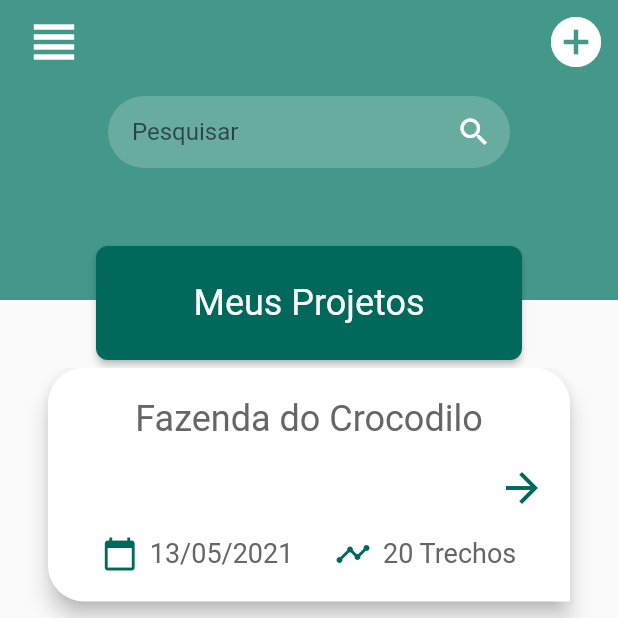
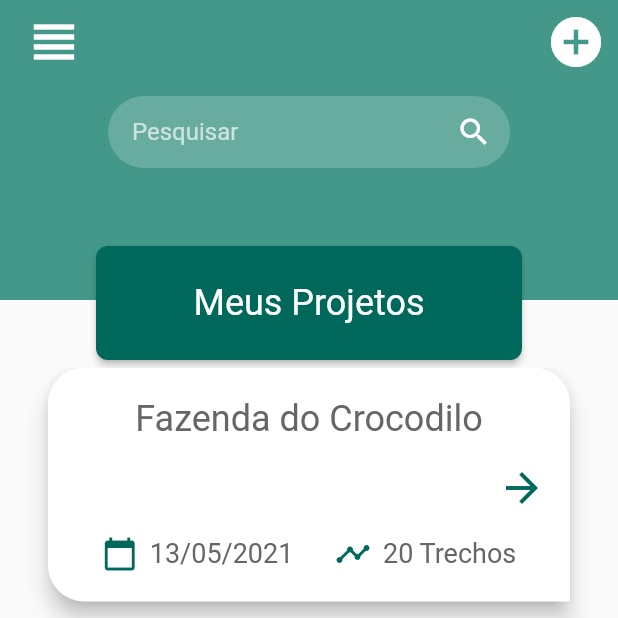
Before and after one commit to TheuFerreira/Flutter-Barraginha, a Flutter app: the screen it shows after launch, on a phone screen of 412 x 824 dp, the top half of it. Run offline on Flutter 3.47's test engine with Material 2 defaults, Android fonts, the phone set to English and light mode, and no system bars; our stand-ins replace flutter_mobx, mobx; generated files the repository leaves out were written again.

Commit message:
Updated Search Design

```diff
--- a/lib/app/screens/groups/components/search_widget.dart
+++ b/lib/app/screens/groups/components/search_widget.dart
@@ -1,13 +1,22 @@
 import 'package:flutter/material.dart';
 
 class SearchWidget extends StatelessWidget {
-  const SearchWidget({Key? key}) : super(key: key);
+  final Function(String)? onChanged;
+  const SearchWidget({
+    Key? key,
+    this.onChanged,
+  }) : super(key: key);
 
   @override
   Widget build(BuildContext context) {
     return TextField(
+      cursorColor: Colors.white,
+      style: const TextStyle(color: Colors.white),
       decoration: InputDecoration(
         hintText: 'Pesquisar',
+        hintStyle: const TextStyle(
+          color: Color.fromARGB(170, 255, 255, 255),
+        ),
         contentPadding: const EdgeInsets.only(left: 16.0),
         fillColor: const Color.fromARGB(50, 255, 255, 255),
         filled: true,
@@ -15,25 +24,20 @@ class SearchWidget extends StatelessWidget {
           Icons.search,
           color: Colors.white,
         ),
-        border: OutlineInputBorder(
-          borderSide: const BorderSide(
-            color: Colors.transparent,
-          ),
-          borderRadius: BorderRadius.circular(24),
-        ),
-        enabledBorder: OutlineInputBorder(
-          borderSide: const BorderSide(
-            color: Colors.transparent,
-          ),
-          borderRadius: BorderRadius.circular(24),
-        ),
-        focusedBorder: OutlineInputBorder(
-          borderSide: const BorderSide(
-            color: Colors.transparent,
-          ),
-          borderRadius: BorderRadius.circular(24),
-        ),
+        border: _defaultBorder(),
+        enabledBorder: _defaultBorder(),
+        focusedBorder: _defaultBorder(),
       ),
+      onChanged: onChanged,
+    );
+  }
+
+  _defaultBorder() {
+    return OutlineInputBorder(
+      borderSide: const BorderSide(
+        color: Colors.transparent,
+      ),
+      borderRadius: BorderRadius.circular(24),
     );
   }
 }
```
